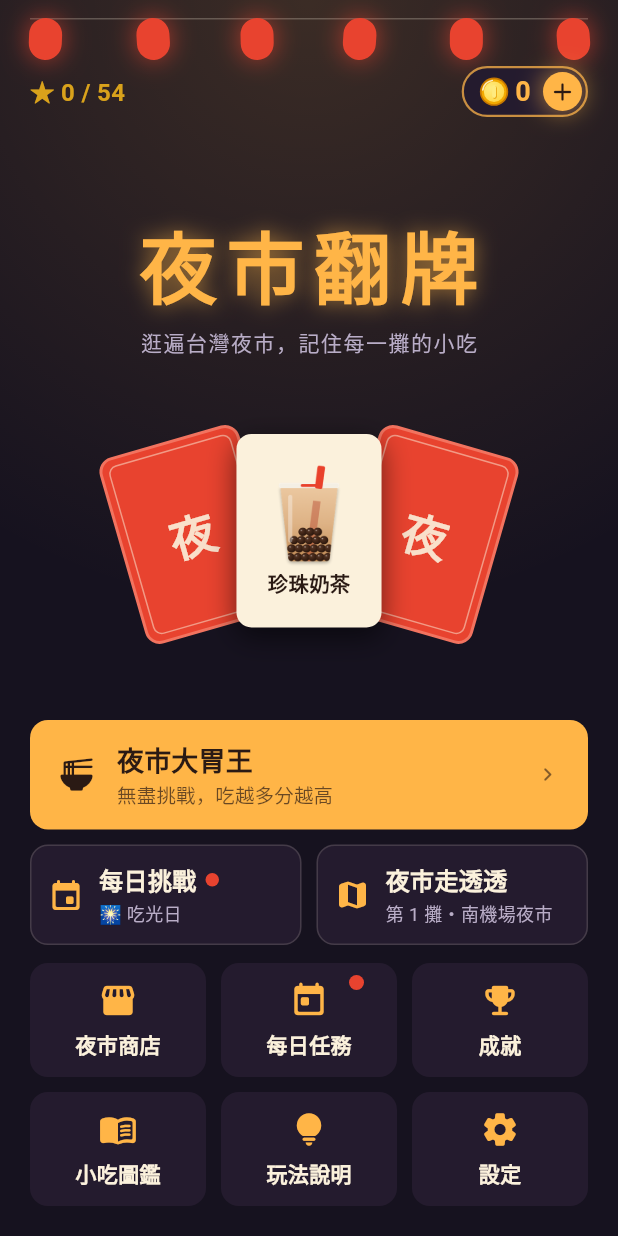
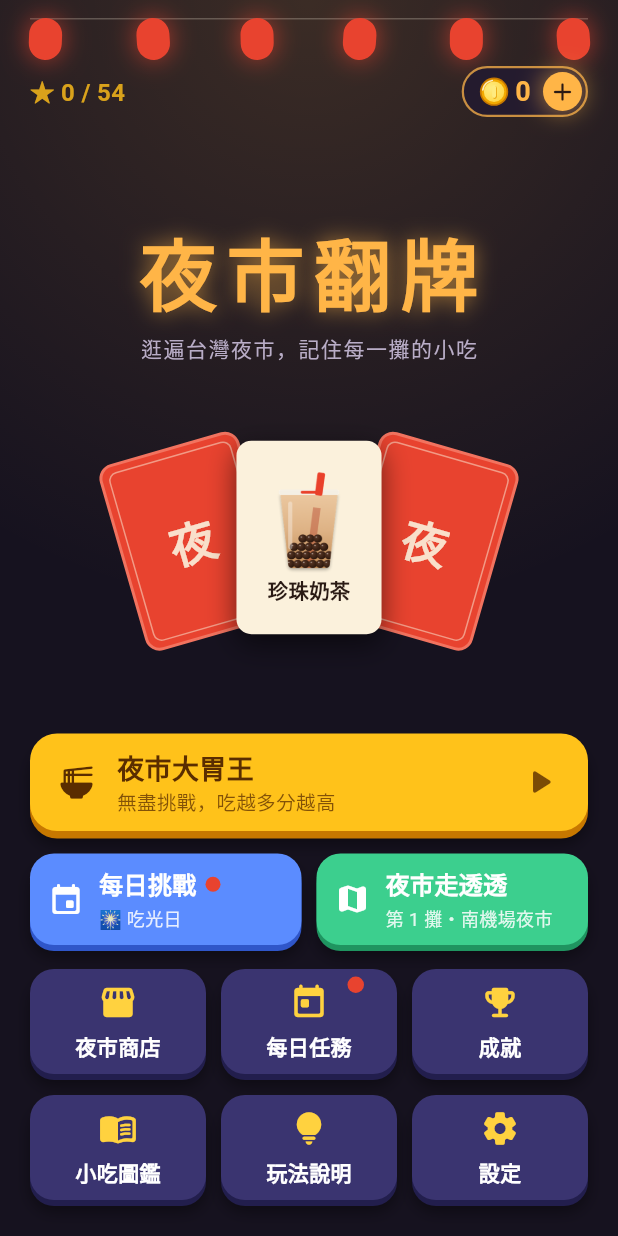
Before and after one commit to Kilik6/night-market-match, a Flutter app: the screen it shows after launch, on a phone screen of 412 x 824 dp. Run offline on Flutter 3.47's test engine with Material 3 defaults, Android fonts, the phone set to English and light mode, and no system bars; our stand-ins replace audioplayers, flutter_local_notifications, flutter_timezone, google_mobile_ads, in_app_purchase, share_plus and 2 more; missing offline and left inert: app_tracking_transparency; statements that could not run were skipped.

Commit message:
首頁按鈕改成立體按鈕風格，版本 1.0.0 (6)
- 新增 ChunkyButton：底下有厚邊，按下去會往下陷
- 大胃王金黃色、每日挑戰藍色、走透透綠色、小方塊深藍紫色
- 縮小按鈕內距，抵掉厚邊多出來的高度，不擠壓中間卡牌

```diff
--- a/lib/screens/home_screen.dart
+++ b/lib/screens/home_screen.dart
@@ -172,6 +172,7 @@ class _HomeScreenState extends State<HomeScreen> {
                     '第 ${_latestLevel + 1} 攤・${latest.name}',
                     // 先到選擇夜市的列表，選好一攤才開始
                     () => _open(LevelSelectScreen(store: _store, sounds: widget.sounds, gameBuilder: _game)),
+                    green: true,
                   ),
                 ],
               ),
@@ -219,27 +220,21 @@ class _HomeScreenState extends State<HomeScreen> {
     );
   }
 
-  /// 半寬的模式按鈕：圖示、名稱和一行小字；dot 表示今天還沒玩。
+  /// 半寬的模式按鈕：圖示、名稱和一行小字；dot 表示今天還沒玩。green 用綠色，其他是藍色。
   Widget _halfMode(String key, IconData icon, String label, String subtitle, VoidCallback onTap,
-      {bool dot = false, bool dim = false, String? badge}) {
+      {bool dot = false, bool dim = false, String? badge, bool green = false}) {
     return Expanded(
       child: Opacity(
         opacity: dim ? 0.55 : 1,
-        child: Material(
-          color: NightColors.stall,
-          shape: RoundedRectangleBorder(
-            borderRadius: BorderRadius.circular(12),
-            side: BorderSide(color: NightColors.paper.withValues(alpha: 0.15)),
-          ),
-          child: InkWell(
+        child: ChunkyButton(
           key: ValueKey(key),
-            borderRadius: BorderRadius.circular(12),
+          face: green ? ChunkyColors.greenFace : ChunkyColors.blueFace,
+          edge: green ? ChunkyColors.greenEdge : ChunkyColors.blueEdge,
           onTap: onTap,
-            child: Padding(
-              padding: const EdgeInsets.fromLTRB(12, 12, 8, 12),
+          padding: const EdgeInsets.fromLTRB(12, 9, 8, 9),
           child: Row(
             children: [
-                  Icon(icon, size: 24, color: NightColors.glow),
+              Icon(icon, size: 24, color: Colors.white),
               const SizedBox(width: 10),
               Expanded(
                 child: Column(
@@ -252,24 +247,18 @@ class _HomeScreenState extends State<HomeScreen> {
                           child: Text(label,
                               maxLines: 1,
                               overflow: TextOverflow.ellipsis,
-                                  style: const TextStyle(
-                                      color: NightColors.paper, fontSize: 16, fontWeight: FontWeight.w700)),
+                              style: const TextStyle(color: Colors.white, fontSize: 16, fontWeight: FontWeight.w900)),
                         ),
                         if (badge != null) ...[
                           const SizedBox(width: 4),
                           Text(badge,
                               key: ValueKey('${key}_badge'),
                               style: const TextStyle(
-                                      color: NightColors.glow, fontSize: 12, fontWeight: FontWeight.w800)),
+                                  color: ChunkyColors.tileIcon, fontSize: 12, fontWeight: FontWeight.w900)),
                         ],
                         if (dot) ...[
                           const SizedBox(width: 6),
-                              Container(
-                                key: ValueKey('${key}_dot'),
-                                width: 9,
-                                height: 9,
-                                decoration: const BoxDecoration(color: NightColors.lantern, shape: BoxShape.circle),
-                              ),
+                          _redDot('${key}_dot', 10),
                         ],
                       ],
                     ),
@@ -277,7 +266,7 @@ class _HomeScreenState extends State<HomeScreen> {
                     Text(subtitle,
                         maxLines: 1,
                         overflow: TextOverflow.ellipsis,
-                            style: const TextStyle(color: NightColors.mist, fontSize: 12)),
+                        style: TextStyle(color: Colors.white.withValues(alpha: 0.85), fontSize: 12)),
                   ],
                 ),
               ),
@@ -285,10 +274,16 @@ class _HomeScreenState extends State<HomeScreen> {
           ),
         ),
       ),
-        ),
-      ),
     );
   }
+
+  /// 提醒用的紅點。
+  Widget _redDot(String key, double size) => Container(
+        key: ValueKey(key),
+        width: size,
+        height: size,
+        decoration: const BoxDecoration(color: NightColors.lantern, shape: BoxShape.circle),
+      );
 
   /// 今天的每日挑戰已經玩過了。
   void _dailyDone() {
@@ -303,15 +298,12 @@ class _HomeScreenState extends State<HomeScreen> {
   /// 首頁的小方塊按鈕；dot 表示有獎勵可以領。
   Widget _tile(String key, IconData icon, String label, VoidCallback onTap, {bool dot = false}) {
     return Expanded(
-      child: Material(
-        color: NightColors.stall,
-        borderRadius: BorderRadius.circular(12),
-        child: InkWell(
+      child: ChunkyButton(
         key: ValueKey(key),
-          borderRadius: BorderRadius.circular(12),
+        face: ChunkyColors.tileFace,
+        edge: ChunkyColors.tileEdge,
         onTap: onTap,
-          child: Padding(
-            padding: const EdgeInsets.symmetric(vertical: 12),
+        padding: const EdgeInsets.symmetric(vertical: 9),
         child: Stack(
           clipBehavior: Clip.none,
           alignment: Alignment.center,
@@ -319,29 +311,17 @@ class _HomeScreenState extends State<HomeScreen> {
             Column(
               mainAxisSize: MainAxisSize.min,
               children: [
-                    Icon(icon, size: 26, color: NightColors.glow),
+                Icon(icon, size: 26, color: ChunkyColors.tileIcon),
                 const SizedBox(height: 6),
                 FittedBox(
                   fit: BoxFit.scaleDown,
                   child: Text(label,
-                          style: const TextStyle(color: NightColors.paper, fontSize: 14, fontWeight: FontWeight.w700)),
+                      style: const TextStyle(color: Colors.white, fontSize: 14, fontWeight: FontWeight.w800)),
                 ),
               ],
             ),
-                if (dot)
-                  Positioned(
-                    top: -4,
-                    right: 22,
-                    child: Container(
-                      key: ValueKey('${key}_dot'),
-                      width: 10,
-                      height: 10,
-                      decoration: const BoxDecoration(color: NightColors.lantern, shape: BoxShape.circle),
-                    ),
-                  ),
+            if (dot) Positioned(top: -4, right: 22, child: _redDot('${key}_dot', 11)),
           ],
-            ),
-          ),
         ),
       ),
     );
--- a/lib/theme.dart
+++ b/lib/theme.dart
@@ -12,3 +12,17 @@ abstract final class NightColors {
   static const jade = Color(0xFF3FBF8F); // 配對成功
   static const matched = Color(0xFFDFF3E9);
 }
+
+/// 首頁立體按鈕的配色：face 是按鈕面，edge 是底下的厚邊。
+abstract final class ChunkyColors {
+  static const goldFace = Color(0xFFFFC21A);
+  static const goldEdge = Color(0xFFC77800);
+  static const goldInk = Color(0xFF5A2D00);
+  static const blueFace = Color(0xFF5B8CFF);
+  static const blueEdge = Color(0xFF2F56C9);
+  static const greenFace = Color(0xFF3CCF8E);
+  static const greenEdge = Color(0xFF1F9460);
+  static const tileFace = Color(0xFF3A3470);
+  static const tileEdge = Color(0xFF221E4D);
+  static const tileIcon = Color(0xFFFFD23F);
+}
--- a/lib/widgets/night_scaffold.dart
+++ b/lib/widgets/night_scaffold.dart
@@ -44,7 +44,84 @@ class NightScaffold extends StatelessWidget {
   }
 }
 
-/// 首頁的大按鈕。primary 是亮黃底，其他是外框。
+/// 立體按鈕：底下露出一條較深的厚邊，按下時整塊往下陷，放開再彈回來。
+class ChunkyButton extends StatefulWidget {
+  const ChunkyButton({
+    super.key,
+    required this.face,
+    required this.edge,
+    required this.onTap,
+    required this.child,
+    this.radius = 16,
+    this.depth = 4,
+    this.padding = EdgeInsets.zero,
+  });
+
+  final Color face;
+  final Color edge;
+  final VoidCallback? onTap;
+  final Widget child;
+  final double radius;
+
+  /// 厚邊的高度，也是按下去會陷的距離。
+  final double depth;
+  final EdgeInsetsGeometry padding;
+
+  @override
+  State<ChunkyButton> createState() => _ChunkyButtonState();
+}
+
+class _ChunkyButtonState extends State<ChunkyButton> {
+  bool _down = false;
+
+  void _press(bool down) {
+    if (_down != down) setState(() => _down = down);
+  }
+
+  @override
+  Widget build(BuildContext context) {
+    final enabled = widget.onTap != null;
+    final d = widget.depth;
+    final radius = BorderRadius.circular(widget.radius);
+    return Semantics(
+      button: true,
+      enabled: enabled,
+      child: GestureDetector(
+        behavior: HitTestBehavior.opaque,
+        onTapDown: enabled ? (_) => _press(true) : null,
+        onTapUp: enabled ? (_) => _press(false) : null,
+        onTapCancel: () => _press(false),
+        onTap: widget.onTap,
+        // passthrough：放在拉伸的 Row 裡時，按鈕面跟著撐滿整格高度
+        child: Stack(
+          fit: StackFit.passthrough,
+          children: [
+            // 厚邊：從 depth 開始往下畫，按鈕面浮起來時只露出底下那一條
+            Positioned.fill(
+              top: d,
+              child: DecoratedBox(
+                decoration: BoxDecoration(
+                  color: widget.edge,
+                  borderRadius: radius,
+                  boxShadow: const [BoxShadow(color: Colors.black38, blurRadius: 8, offset: Offset(0, 4))],
+                ),
+              ),
+            ),
+            AnimatedContainer(
+              duration: const Duration(milliseconds: 70),
+              margin: EdgeInsets.only(top: _down ? d : 0, bottom: _down ? 0 : d),
+              padding: widget.padding,
+              decoration: BoxDecoration(color: widget.face, borderRadius: radius),
+              child: widget.child,
+            ),
+          ],
+        ),
+      ),
+    );
+  }
+}
+
+/// 首頁的大按鈕。primary 是金黃色的立體按鈕，其他是深藍紫色。
 class MenuButton extends StatelessWidget {
   const MenuButton({
     super.key,
@@ -63,49 +140,32 @@ class MenuButton extends StatelessWidget {
 
   @override
   Widget build(BuildContext context) {
-    final fg = primary ? NightColors.ink : NightColors.paper;
-    final child = Row(
+    final fg = primary ? ChunkyColors.goldInk : Colors.white;
+    return ChunkyButton(
+      face: primary ? ChunkyColors.goldFace : ChunkyColors.tileFace,
+      edge: primary ? ChunkyColors.goldEdge : ChunkyColors.tileEdge,
+      depth: 5,
+      radius: 18,
+      onTap: onPressed,
+      padding: const EdgeInsets.symmetric(horizontal: 18, vertical: 10),
+      child: Row(
         children: [
-        Icon(icon, size: 26, color: primary ? NightColors.ink : NightColors.glow),
+          Icon(icon, size: 26, color: primary ? fg : ChunkyColors.tileIcon),
           const SizedBox(width: 14),
           Expanded(
             child: Column(
               crossAxisAlignment: CrossAxisAlignment.start,
               mainAxisSize: MainAxisSize.min,
               children: [
-              Text(label, style: TextStyle(fontSize: 18, fontWeight: FontWeight.w700, color: fg)),
+                Text(label, style: TextStyle(fontSize: 18, fontWeight: FontWeight.w900, color: fg)),
                 if (subtitle != null)
-                Text(
-                  subtitle!,
-                  style: TextStyle(fontSize: 13, color: primary ? NightColors.ink.withValues(alpha: 0.7) : NightColors.mist),
-                ),
+                  Text(subtitle!, style: TextStyle(fontSize: 13, color: fg.withValues(alpha: 0.75))),
               ],
             ),
           ),
-        Icon(Icons.chevron_right_rounded, color: fg.withValues(alpha: 0.6)),
+          Icon(Icons.play_arrow_rounded, size: 28, color: fg.withValues(alpha: 0.8)),
         ],
-    );
-    final shape = RoundedRectangleBorder(borderRadius: BorderRadius.circular(12));
-    const padding = EdgeInsets.symmetric(horizontal: 18, vertical: 14);
-    return primary
-        ? FilledButton(
-            onPressed: onPressed,
-            style: FilledButton.styleFrom(
-              backgroundColor: NightColors.glow,
-              padding: padding,
-              shape: shape,
       ),
-            child: child,
-          )
-        : OutlinedButton(
-            onPressed: onPressed,
-            style: OutlinedButton.styleFrom(
-              backgroundColor: NightColors.stall,
-              side: BorderSide(color: NightColors.paper.withValues(alpha: 0.15)),
-              padding: padding,
-              shape: shape,
-            ),
-            child: child,
     );
   }
 }
--- a/pubspec.yaml
+++ b/pubspec.yaml
@@ -16,7 +16,7 @@ publish_to: 'none' # Remove this line if you wish to publish to pub.dev
 # https://developer.apple.com/library/archive/documentation/General/Reference/InfoPlistKeyReference/Articles/CoreFoundationKeys.html
 # In Windows, build-name is used as the major, minor, and patch parts
 # of the product and file versions while build-number is used as the build suffix.
-version: 1.0.0+5
+version: 1.0.0+6
 
 environment:
   sdk: ^3.6.1
```
Lines whose indentation alone changed are shown as unchanged.
